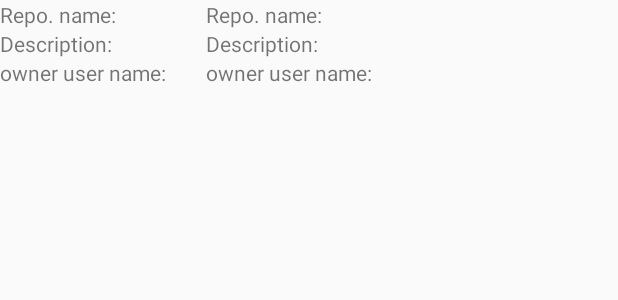
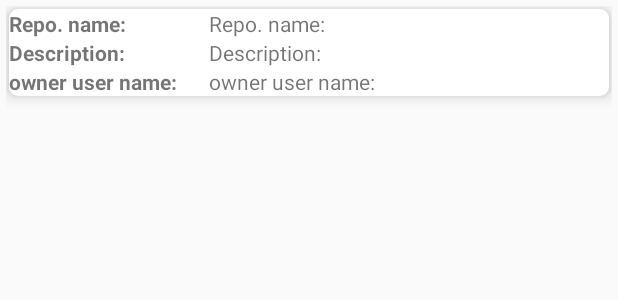
Before and after one commit to ahmedelsalamony/AppSquareTask, an Android app: the layout single_row_main_activity.xml on its own in the app's theme, with its tools: preview values and no code run, on a phone screen of 412 x 824 dp. Shown: the top 300 px of the screen. Run offline under Robolectric (Android 15) with nearby library versions, the phone set to English and light mode, and no system bars; network calls fail.

Commit message:
#finished

```diff
--- a/app/build.gradle
+++ b/app/build.gradle
@@ -25,7 +25,12 @@ dependencies {
         exclude group: 'com.android.support', module: 'support-annotations'
     })
     compile 'com.android.support:appcompat-v7:25.3.1'
+    compile 'com.android.support:design:25.0.1'
+    //for splash screen
+    compile 'com.github.ViksaaSkool:AwesomeSplash:v1.0.0'
     //library for volley to handle json
     compile 'com.mcxiaoke.volley:library:1.0.18'
+    //card view
+    compile 'com.android.support:cardview-v7:25.3.1'
     testCompile 'junit:junit:4.12'
 }
--- a/app/src/main/res/layout/activity_main.xml
+++ b/app/src/main/res/layout/activity_main.xml
@@ -6,6 +6,11 @@
     android:layout_height="match_parent"
     tools:context="com.example.ahmed.appsquaretask.MainActivity"
     >
+ <android.support.v4.widget.SwipeRefreshLayout
+     xmlns:android="http://schemas.android.com/apk/res/android"
+     android:id="@+id/swipeContainer"
+     android:layout_width="match_parent"
+     android:layout_height="match_parent">
 
  <ListView
      android:layout_width="match_parent"
@@ -13,4 +18,5 @@
      android:id="@+id/activity_main_listView"
      >
  </ListView>
+ </android.support.v4.widget.SwipeRefreshLayout>
 </RelativeLayout>
--- a/app/src/main/res/layout/single_row_main_activity.xml
+++ b/app/src/main/res/layout/single_row_main_activity.xml
@@ -2,20 +2,44 @@
 <LinearLayout xmlns:android="http://schemas.android.com/apk/res/android"
     android:layout_width="match_parent"
     android:layout_height="match_parent"
+    xmlns:app="http://schemas.android.com/apk/res-auto"
     android:orientation="vertical"
-    android:id="@+id/single_row_containerListItem"
+
+    android:layout_margin="4dp"
+
     >
+
+
+    <android.support.v7.widget.CardView
+        android:layout_width="match_parent"
+        android:layout_height="wrap_content"
+        app:cardCornerRadius="6dp"
+        app:cardElevation="6dp"
+        app:cardMaxElevation="6dp"
+        android:layout_margin="2dp"
+        android:padding="6dp"
+        >
+
+        <LinearLayout
+            android:layout_width="match_parent"
+            android:layout_height="wrap_content"
+            android:orientation="vertical"
+            android:id="@+id/single_row_containerListItem"
+            >
 
     <LinearLayout
         android:layout_width="match_parent"
         android:layout_height="wrap_content"
         android:weightSum="3"
-        >
+        android:longClickable="true"
+    >
         <TextView
             android:layout_width="match_parent"
             android:layout_height="wrap_content"
             android:layout_weight="2"
             android:text="Repo. name:"
+            android:longClickable="true"
+            android:textStyle="bold"
             />
         <TextView
             android:layout_width="match_parent"
@@ -23,6 +47,7 @@
             android:layout_weight="1"
             android:text="Repo. name:"
             android:id="@+id/single_row_txtRepoName"
+            android:longClickable="true"
             />
     </LinearLayout>
 
@@ -30,12 +55,15 @@
         android:layout_width="match_parent"
         android:layout_height="wrap_content"
         android:weightSum="3"
+        android:longClickable="true"
         >
         <TextView
             android:layout_width="match_parent"
             android:layout_height="wrap_content"
             android:layout_weight="2"
             android:text="Description:"
+            android:longClickable="true"
+            android:textStyle="bold"
             />
         <TextView
             android:layout_width="match_parent"
@@ -43,6 +71,7 @@
             android:layout_weight="1"
             android:text="Description:"
             android:id="@+id/single_row_txtDescription"
+            android:longClickable="true"
             />
     </LinearLayout>
 
@@ -50,12 +79,15 @@
         android:layout_width="match_parent"
         android:layout_height="wrap_content"
         android:weightSum="3"
+        android:longClickable="true"
         >
         <TextView
             android:layout_width="match_parent"
             android:layout_height="wrap_content"
             android:layout_weight="2"
             android:text="owner user name:"
+            android:longClickable="true"
+            android:textStyle="bold"
             />
         <TextView
             android:layout_width="match_parent"
@@ -63,9 +95,12 @@
             android:layout_weight="1"
             android:text="owner user name:"
             android:id="@+id/single_row_txtOwnerUserName"
+            android:longClickable="true"
             />
     </LinearLayout>
+        </LinearLayout>
 
+    </android.support.v7.widget.CardView>
 
 
 </LinearLayout>
--- a/app/src/main/res/values/colors.xml
+++ b/app/src/main/res/values/colors.xml
@@ -2,5 +2,6 @@
 <resources>
     <color name="colorPrimary">#3F51B5</color>
     <color name="colorPrimaryDark">#303F9F</color>
-    <color name="colorAccent">#FF4081</color>
+    <color name="colorAccent">#FF4081</color>#8CBA80
+    <color name="color1">#8CBA80</color>
 </resources>
--- a/build.gradle
+++ b/build.gradle
@@ -15,6 +15,7 @@ buildscript {
 allprojects {
     repositories {
         jcenter()
+        maven { url "https://jitpack.io" }
     }
 }
 
```
Also changed, not shown: app/src/main/AndroidManifest.xml (+10 -1 lines), app/src/main/java/com/example/ahmed/appsquaretask/CustomAdapter.java (+9 -13 lines), app/src/main/java/com/example/ahmed/appsquaretask/DataModel.java (+23 -1 lines), app/src/main/java/com/example/ahmed/appsquaretask/MainActivity.java (+135 -39 lines), app/src/main/java/com/example/ahmed/appsquaretask/SplashActivity.java (added, +52 -0 lines), app/src/main/res/drawable/buttonstyle1.xml (added, +9 -0 lines), app/src/main/res/drawable/buttonstyle2.xml (added, +9 -0 lines), app/src/main/res/drawable/ic_archive_black_24dp.xml (added, +9 -0 lines), app/src/main/res/drawable/ic_lock_outline_black_24dp.xml (added, +9 -0 lines), app/src/main/res/layout/custom_dialog.xml (added, +35 -0 lines), app/src/main/res/drawable/logo.png (added).
